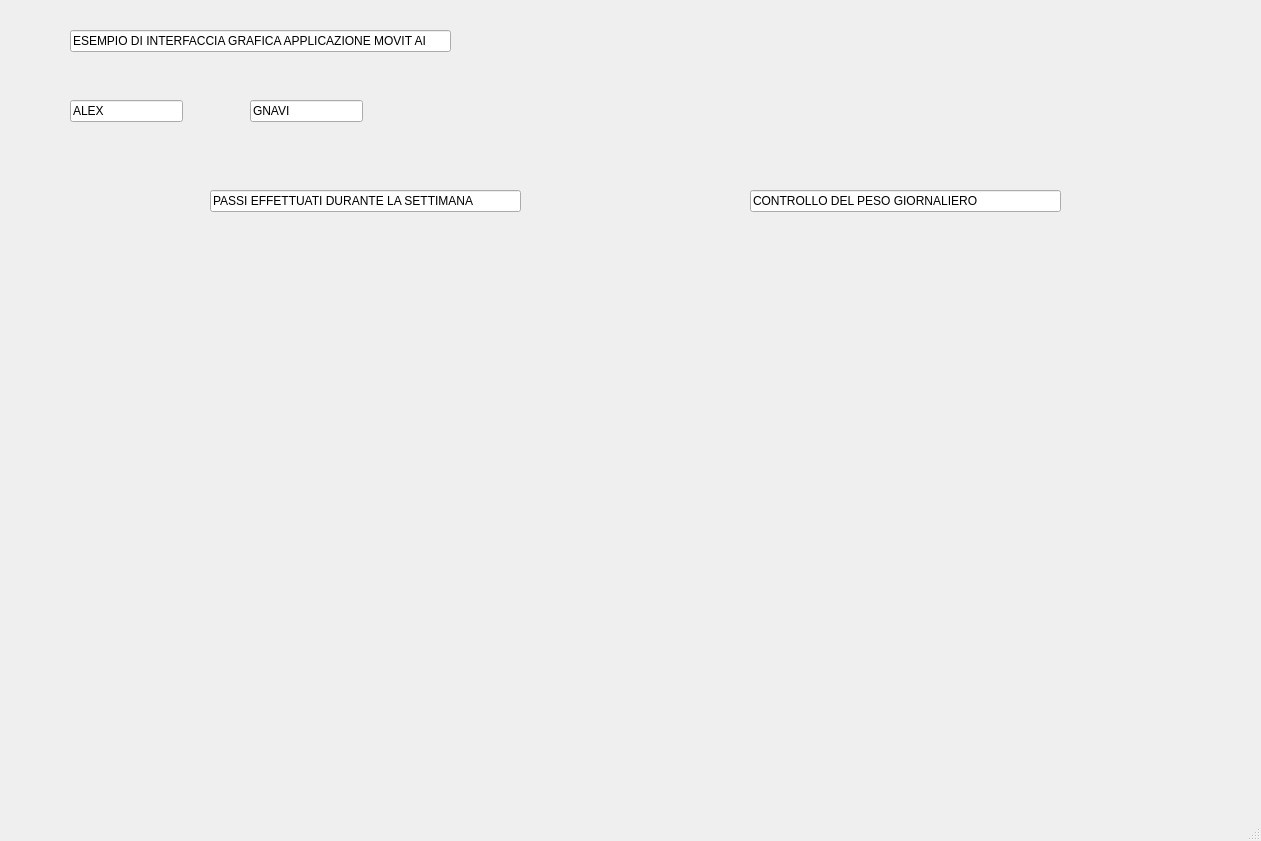
This is movitai.ui in ultron3/peso_famiglia as Qt 5 draws it before an edit. The edited form follows.
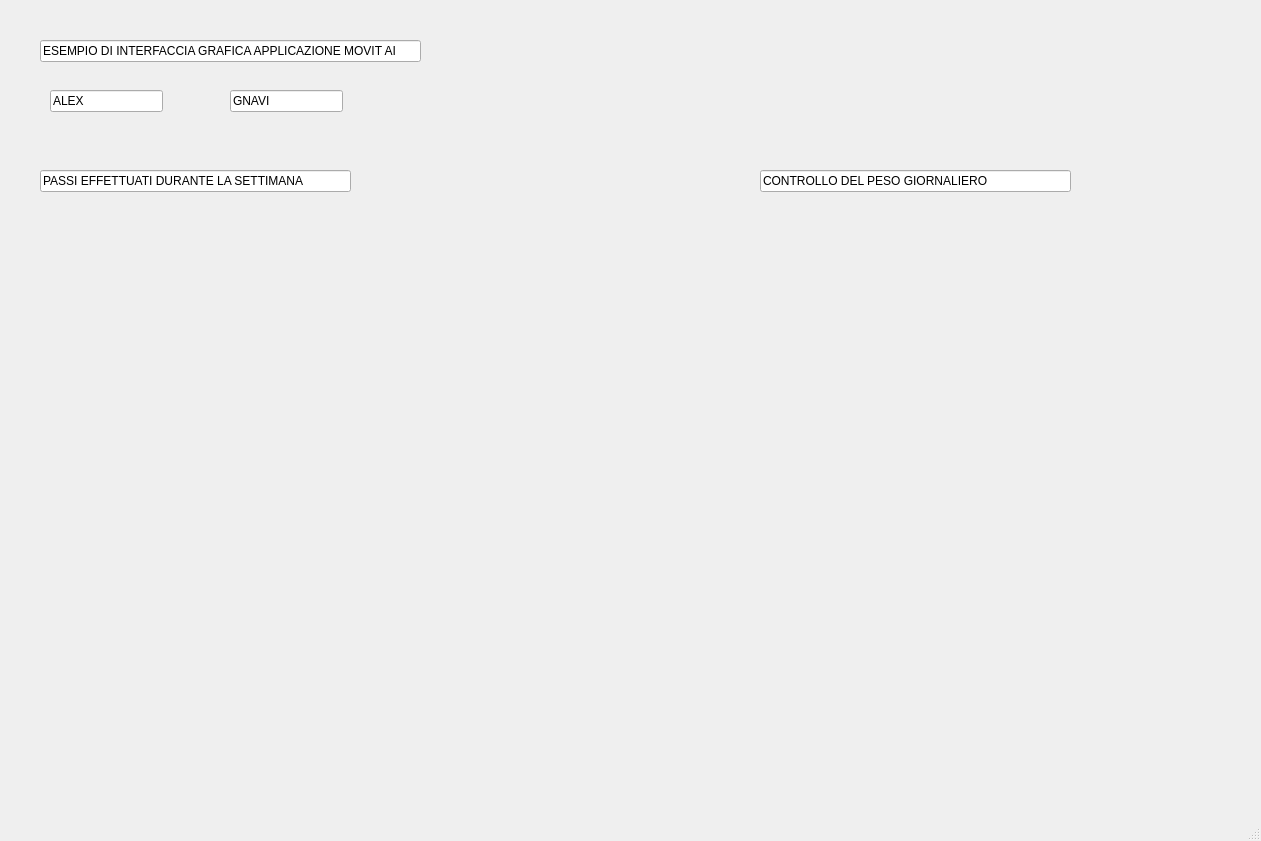
This is the edited form. Icons and pictures are not drawn.

The edit to the form file:
```diff
--- a/movitai.ui
+++ b/movitai.ui
@@ -18,7 +18,7 @@
     <property name="geometry">
      <rect>
       <x>10</x>
-      <y>240</y>
+      <y>220</y>
       <width>591</width>
       <height>451</height>
      </rect>
@@ -36,8 +36,8 @@
    <widget class="QLabel" name="label_3">
     <property name="geometry">
      <rect>
-      <x>640</x>
-      <y>250</y>
+      <x>620</x>
+      <y>220</y>
       <width>591</width>
       <height>461</height>
      </rect>
@@ -52,8 +52,8 @@
    <widget class="QLineEdit" name="lineEdit">
     <property name="geometry">
      <rect>
-      <x>70</x>
-      <y>30</y>
+      <x>40</x>
+      <y>40</y>
       <width>381</width>
       <height>22</height>
      </rect>
@@ -65,8 +65,8 @@
    <widget class="QLineEdit" name="lineEdit_2">
     <property name="geometry">
      <rect>
-      <x>70</x>
-      <y>100</y>
+      <x>50</x>
+      <y>90</y>
       <width>113</width>
       <height>22</height>
      </rect>
@@ -81,8 +81,8 @@
    <widget class="QLineEdit" name="lineEdit_3">
     <property name="geometry">
      <rect>
-      <x>250</x>
-      <y>100</y>
+      <x>230</x>
+      <y>90</y>
       <width>113</width>
       <height>22</height>
      </rect>
@@ -97,8 +97,8 @@
    <widget class="QLineEdit" name="lineEdit_4">
     <property name="geometry">
      <rect>
-      <x>210</x>
-      <y>190</y>
+      <x>40</x>
+      <y>170</y>
       <width>311</width>
       <height>22</height>
      </rect>
@@ -110,8 +110,8 @@
    <widget class="QLineEdit" name="lineEdit_5">
     <property name="geometry">
      <rect>
-      <x>750</x>
-      <y>190</y>
+      <x>760</x>
+      <y>170</y>
       <width>311</width>
       <height>22</height>
      </rect>
```
Left out of the diff: 10 changed lines with no effect on the pictures.
